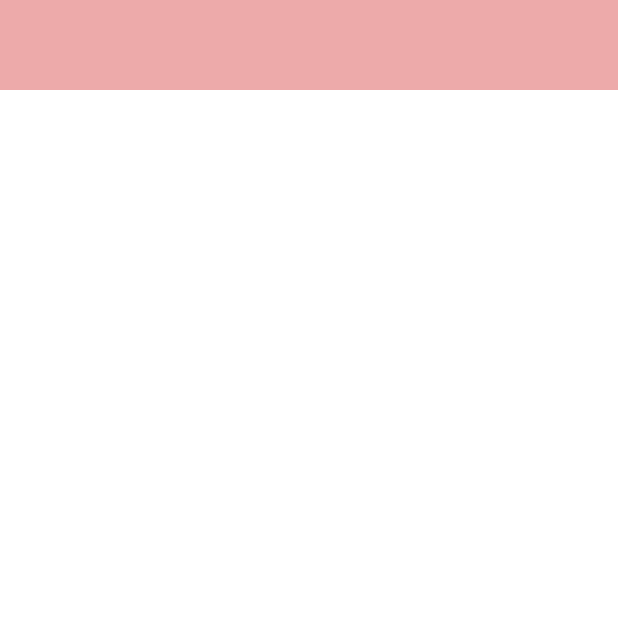
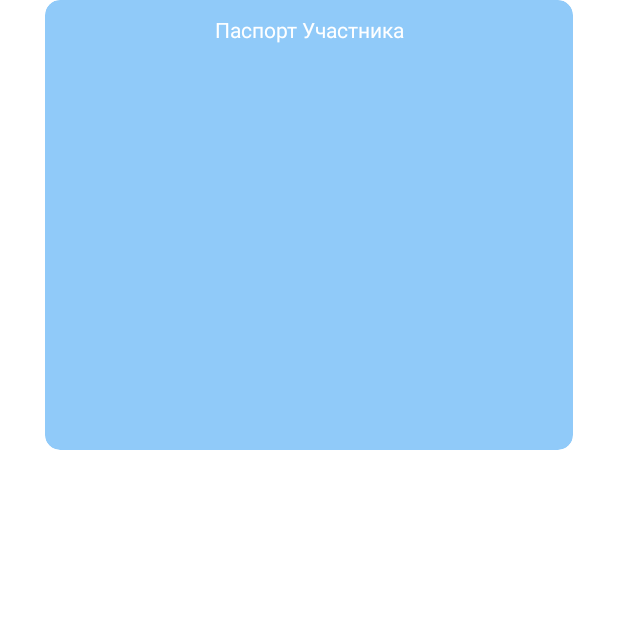
Before and after one commit to littlehobbit/cyber-waffles-garden, an Android app: the MainActivity screen opened directly, with no data from a screen before it, on a phone screen of 412 x 824 dp, the top half of it. Run offline under Robolectric (Android 15) with nearby library versions, the phone set to English and light mode, and no system bars.

Commit message:
до-добавления-okhttpclient

```diff
--- a/client/TaganrogDefender/app/src/main/AndroidManifest.xml
+++ b/client/TaganrogDefender/app/src/main/AndroidManifest.xml
@@ -2,7 +2,10 @@
 <manifest xmlns:android="http://schemas.android.com/apk/res/android"
     package="com.example.taganrogdefender">
 
+    <uses-permission android:name="android.permission.INTERNET"/>
+
     <application
+        android:usesCleartextTraffic="true"
         android:allowBackup="true"
         android:icon="@mipmap/ic_launcher"
         android:label="@string/app_name"
--- a/client/TaganrogDefender/app/src/main/java/com/example/taganrogdefender/MainActivity.java
+++ b/client/TaganrogDefender/app/src/main/java/com/example/taganrogdefender/MainActivity.java
@@ -3,9 +3,12 @@ package com.example.taganrogdefender;
 import androidx.appcompat.app.AppCompatActivity;
 
 import android.os.Bundle;
+import android.view.View;
 import android.view.WindowManager;
 
 public class MainActivity extends AppCompatActivity  {
+
+    Boolean have_passport = true;
 
     @Override
     protected void onCreate(Bundle savedInstanceState) {
@@ -13,5 +16,13 @@ public class MainActivity extends AppCompatActivity  {
         getSupportActionBar().hide();
         getWindow().setFlags(WindowManager.LayoutParams.FLAG_FULLSCREEN, WindowManager.LayoutParams.FLAG_FULLSCREEN);
         setContentView(R.layout.activity_main);
+
+        if(have_passport) {
+            findViewById(R.id.buy_passport_block).setVisibility(View.GONE);
+            findViewById(R.id.passport_block).setVisibility(View.VISIBLE);
+        } else {
+            findViewById(R.id.buy_passport_block).setVisibility(View.VISIBLE);
+            findViewById(R.id.passport_block).setVisibility(View.GONE);
+        }
     }
 }
--- a/client/TaganrogDefender/app/src/main/res/layout/activity_login.xml
+++ b/client/TaganrogDefender/app/src/main/res/layout/activity_login.xml
@@ -54,6 +54,11 @@
                     app:backgroundTint="#90CAF9"
                     app:cornerRadius="0dp"
                     app:elevation="0dp" />
+
+                <Space
+                    android:layout_width="1dp"
+                    android:layout_height="wrap_content"
+                    android:layout_weight="0" />
 
                 <Button
                     android:id="@+id/reg_tab"
--- a/client/TaganrogDefender/app/src/main/res/layout/activity_main.xml
+++ b/client/TaganrogDefender/app/src/main/res/layout/activity_main.xml
@@ -6,13 +6,22 @@
     android:layout_height="match_parent"
     tools:context=".MainActivity">
 
-    <androidx.cardview.widget.CardView
-        android:layout_width="match_parent"
-        android:layout_height="60dp"
-        app:cardBackgroundColor="#EDAAAA"
-        app:cardCornerRadius="0dp"
-        app:cardElevation="0dp"
+    <include
+        android:id="@+id/passport_block"
+        layout="@layout/passport_layout"
+        app:layout_constraintBottom_toBottomOf="parent"
         app:layout_constraintEnd_toEndOf="parent"
         app:layout_constraintStart_toStartOf="parent"
-        app:layout_constraintTop_toTopOf="parent" />
+        app:layout_constraintTop_toTopOf="parent"
+        app:layout_constraintVertical_bias="0.0" />
+
+    <include
+        android:id="@+id/buy_passport_block"
+        layout="@layout/buy_passport_layout"
+        app:layout_constraintBottom_toBottomOf="parent"
+        app:layout_constraintEnd_toEndOf="parent"
+        app:layout_constraintStart_toStartOf="parent"
+        app:layout_constraintTop_toTopOf="parent"
+        app:layout_constraintVertical_bias="0.0" />
+
 </androidx.constraintlayout.widget.ConstraintLayout>
--- /dev/null
+++ b/client/TaganrogDefender/app/src/main/res/layout/buy_passport_layout.xml
@@ -0,0 +1,14 @@
+<?xml version="1.0" encoding="utf-8"?>
+    <androidx.cardview.widget.CardView
+        xmlns:android="http://schemas.android.com/apk/res/android"
+        xmlns:app="http://schemas.android.com/apk/res-auto"
+        android:layout_width="match_parent"
+        android:layout_height="300dp"
+        android:layout_marginStart="30dp"
+        android:layout_marginLeft="30dp"
+        android:layout_marginTop="30dp"
+        android:layout_marginEnd="30dp"
+        android:layout_marginRight="30dp"
+        android:layout_marginBottom="30dp"
+        app:cardBackgroundColor="#F48FB1"
+        app:cardCornerRadius="10dp" />
--- /dev/null
+++ b/client/TaganrogDefender/app/src/main/res/layout/passport_layout.xml
@@ -0,0 +1,32 @@
+<?xml version="1.0" encoding="utf-8"?>
+<androidx.cardview.widget.CardView
+    xmlns:android="http://schemas.android.com/apk/res/android"
+    xmlns:app="http://schemas.android.com/apk/res-auto"
+    xmlns:tools="http://schemas.android.com/tools"
+    android:layout_width="match_parent"
+    android:layout_height="300dp"
+    android:layout_marginStart="30dp"
+    android:layout_marginLeft="30dp"
+    android:layout_marginTop="30dp"
+    android:layout_marginEnd="30dp"
+    android:layout_marginRight="30dp"
+    android:layout_marginBottom="30dp"
+    app:cardBackgroundColor="#90CAF9"
+    app:cardCornerRadius="10dp" >
+
+    <androidx.constraintlayout.widget.ConstraintLayout
+        android:layout_width="match_parent"
+        android:layout_height="match_parent">
+
+        <TextView
+            android:id="@+id/textView"
+            android:layout_width="wrap_content"
+            android:layout_height="wrap_content"
+            android:layout_marginTop="10dp"
+            android:text="Паспорт Участника"
+            android:textColor="#ffffff"
+            app:layout_constraintEnd_toEndOf="parent"
+            app:layout_constraintStart_toStartOf="parent"
+            app:layout_constraintTop_toTopOf="parent" />
+    </androidx.constraintlayout.widget.ConstraintLayout>
+</androidx.cardview.widget.CardView>
```
